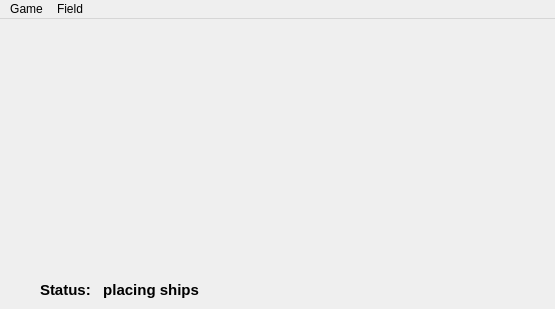
Before: the Qt Designer form client/mainwindow.ui in bakwc/SeaCraft, drawn with Qt 5.
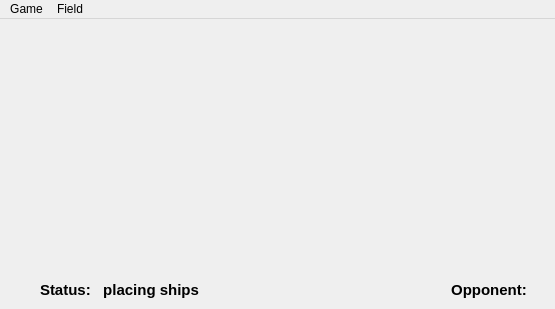
After: the same form once the commit is applied.

Commit message: Added opponent name in client

```diff
--- a/client/mainwindow.ui
+++ b/client/mainwindow.ui
@@ -50,6 +50,33 @@
      <string>Status:   placing ships</string>
     </property>
    </widget>
+   <widget class="QLabel" name="labelOpponent">
+    <property name="geometry">
+     <rect>
+      <x>330</x>
+      <y>260</y>
+      <width>201</width>
+      <height>21</height>
+     </rect>
+    </property>
+    <property name="font">
+     <font>
+      <pointsize>11</pointsize>
+      <weight>75</weight>
+      <italic>false</italic>
+      <bold>true</bold>
+      <underline>false</underline>
+      <strikeout>false</strikeout>
+      <kerning>true</kerning>
+     </font>
+    </property>
+    <property name="text">
+     <string>Opponent: </string>
+    </property>
+    <property name="alignment">
+     <set>Qt::AlignRight|Qt::AlignTrailing|Qt::AlignVCenter</set>
+    </property>
+   </widget>
   </widget>
   <widget class="QMenuBar" name="menuBar">
    <property name="geometry">
```
Left out of the diff: 2 changed lines with no effect on the pictures. The commit also changes 3 other files.
